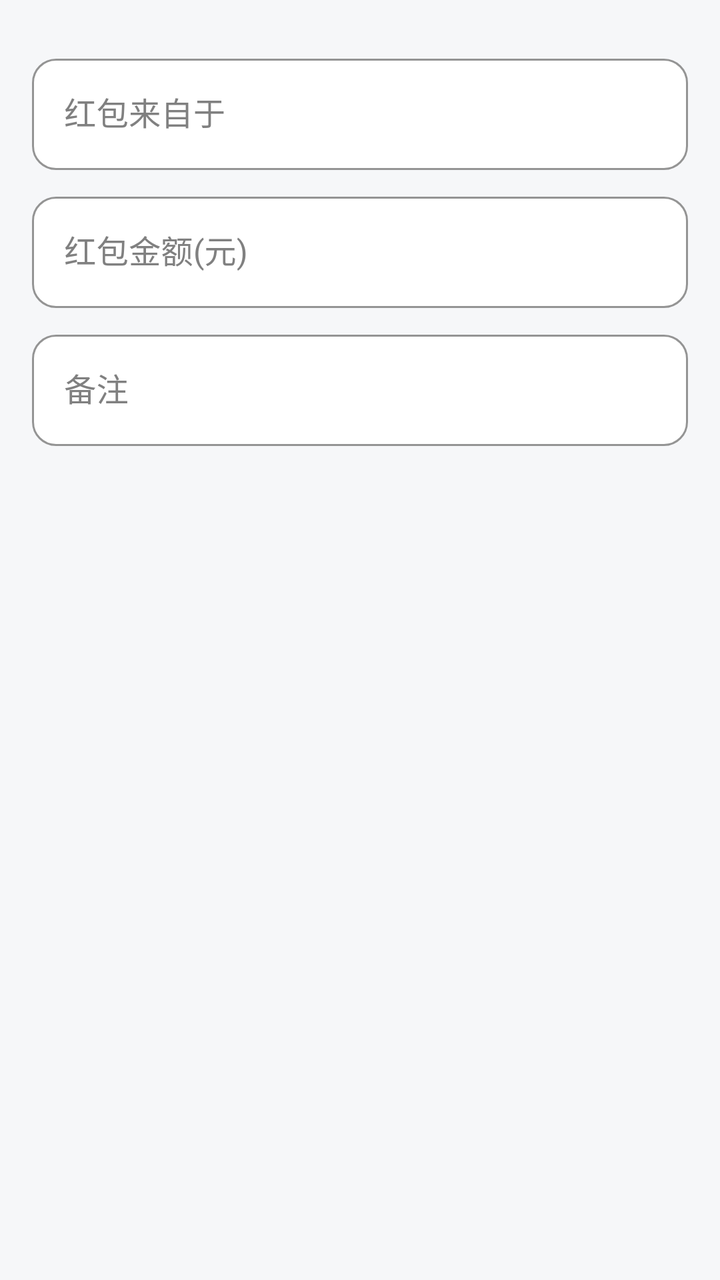
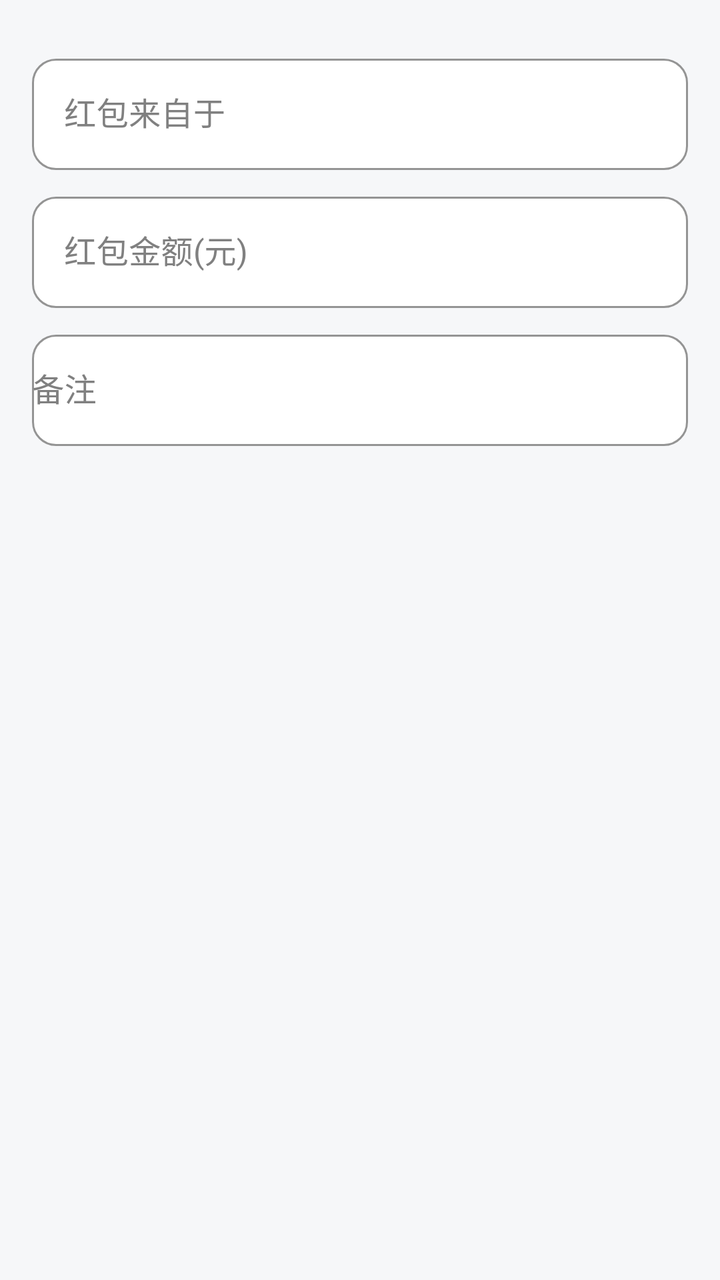

The first picture is an Android layout as it rendered before a commit; the second is the same layout after the commit. The layout source and the unified diff follow.
<!-- AndroidManifest.xml: application theme AppTheme -->
<!-- res/layout/dialog_add_red_envelope.xml -->
<?xml version="1.0" encoding="utf-8"?>
<LinearLayout xmlns:android="http://schemas.android.com/apk/res/android"
    android:orientation="vertical"
    android:padding="@dimen/space_l"
    android:layout_width="match_parent"
    android:layout_height="wrap_content">
    <com.google.android.material.textfield.TextInputLayout
        style="@style/default_input_layout"
        android:layout_marginTop="@dimen/space_s">

        <com.google.android.material.textfield.TextInputEditText
            android:id="@+id/et_from"
            android:hint="@string/red_envelope_from"
            android:layout_width="match_parent"
            android:layout_height="wrap_content"
            android:maxLines="1"
            android:inputType="text"
            android:imeOptions="actionNext" />
    </com.google.android.material.textfield.TextInputLayout>

    <com.google.android.material.textfield.TextInputLayout
        style="@style/default_input_layout"
        android:layout_marginTop="@dimen/space_s">

        <com.google.android.material.textfield.TextInputEditText
            android:id="@+id/et_money"
            android:hint="@string/red_envelope_how_much"
            android:layout_width="match_parent"
            android:layout_height="wrap_content"
            android:maxLines="1"
            android:inputType="numberDecimal"
            android:imeOptions="actionNext" />
    </com.google.android.material.textfield.TextInputLayout>

    <com.google.android.material.textfield.TextInputLayout
        style="@style/default_input_layout"
        android:layout_marginTop="@dimen/space_s">

        <com.google.android.material.textfield.TextInputEditText
            android:id="@+id/et_remark"
            android:hint="@string/red_envelope_remark"
            android:layout_width="match_parent"
            android:layout_height="wrap_content"
            android:inputType="text"
            android:maxLines="1"
            android:imeOptions="actionDone" />
    </com.google.android.material.textfield.TextInputLayout>
</LinearLayout>
<!-- resources referenced by this layout -->
<resources>
  <dimen name="space_l">16dp</dimen>
  <dimen name="space_s">8dp</dimen>
  <string name="red_envelope_from">红包来自于</string>
  <string name="red_envelope_how_much">红包金额(元)</string>
  <string name="red_envelope_remark">备注</string>
  <style name="default_input_layout" parent="Widget.RER.TextInputLayout">
          <item name="android:layout_width">match_parent</item>
          <item name="android:layout_height">wrap_content</item>
          <item name="android:textColorHint">@color/hint_color</item>
      </style>
  <style name="AppTheme" parent="Theme.MaterialComponents.Light.NoActionBar">
          <item name="colorPrimary">@color/colorPrimary</item>
          <item name="colorPrimaryVariant">@color/colorPrimaryDark</item>
          <item name="colorOnPrimary">@color/white</item>
          <item name="colorSecondary">@color/colorAccent</item>
          <item name="colorOnSecondary">@color/white</item>
          <item name="colorSurface">@color/surface</item>
          <item name="colorOnSurface">@color/default_text_color</item>
          <item name="android:colorBackground">@color/app_background</item>
          <item name="colorOnBackground">@color/default_text_color</item>
          <item name="tabStyle">@style/Widget.RER.TabLayout</item>
          <item name="materialCardViewStyle">@style/Widget.RER.Card</item>
          <item name="textInputStyle">@style/Widget.RER.TextInputLayout</item>
          <item name="navigationViewStyle">@style/Widget.RER.NavigationView</item>
      </style>
  <style name="Widget.RER.TextInputLayout" parent="Widget.MaterialComponents.TextInputLayout.OutlinedBox">
          <item name="boxBackgroundColor">@color/surface</item>
          <item name="boxStrokeColor">@color/colorPrimary</item>
          <item name="boxStrokeWidth">1dp</item>
          <item name="shapeAppearanceOverlay">@style/ShapeAppearanceOverlay.RER.Input</item>
      </style>
  <color name="hint_color">#808080</color>
  <color name="colorPrimary">#D32F2F</color>
  <color name="colorPrimaryDark">#9A0007</color>
  <color name="white">#FFFFFF</color>
  <color name="colorAccent">#FF6E40</color>
  <color name="surface">#FFFFFF</color>
  <color name="default_text_color">#323232</color>
  <color name="app_background">#F6F7F9</color>
  <style name="Widget.RER.TabLayout" parent="Widget.MaterialComponents.TabLayout">
          <item name="tabIndicatorFullWidth">false</item>
      </style>
  <style name="Widget.RER.Card" parent="Widget.MaterialComponents.CardView">
          <item name="cardUseCompatPadding">true</item>
          <item name="cardElevation">@dimen/card_elevation</item>
          <item name="shapeAppearanceOverlay">@style/ShapeAppearanceOverlay.RER.Card</item>
      </style>
  <style name="Widget.RER.NavigationView" parent="Widget.MaterialComponents.NavigationView">
          <item name="itemIconTint">@color/colorPrimary</item>
          <item name="itemTextColor">@color/default_text_color</item>
          <item name="itemShapeAppearance">@style/ShapeAppearanceOverlay.RER.NavItem</item>
          <item name="itemShapeFillColor">@color/surface</item>
      </style>
  <style name="ShapeAppearanceOverlay.RER.Input" parent="ShapeAppearanceOverlay.RER">
          <item name="cornerFamily">rounded</item>
          <item name="cornerSize">@dimen/card_radius</item>
      </style>
  <dimen name="card_elevation">2dp</dimen>
  <style name="ShapeAppearanceOverlay.RER.Card" parent="ShapeAppearanceOverlay.RER">
          <item name="cornerFamily">rounded</item>
          <item name="cornerSize">@dimen/card_radius</item>
      </style>
  <style name="ShapeAppearanceOverlay.RER.NavItem" parent="ShapeAppearanceOverlay.RER">
          <item name="cornerFamily">rounded</item>
          <item name="cornerSize">@dimen/space_s</item>
      </style>
  <style name="ShapeAppearanceOverlay.RER" />
  <dimen name="card_radius">12dp</dimen>
</resources>

<!-- the commit's change to res/layout/dialog_add_red_envelope.xml (unified diff, before → after) -->
@@ -43,6 +43,9 @@
             android:layout_height="wrap_content"
             android:inputType="text"
             android:maxLines="1"
+            android:minWidth="0dp"
+            android:paddingStart="0dp"
+            android:paddingEnd="0dp"
             android:imeOptions="actionDone" />
     </com.google.android.material.textfield.TextInputLayout>
 </LinearLayout>
